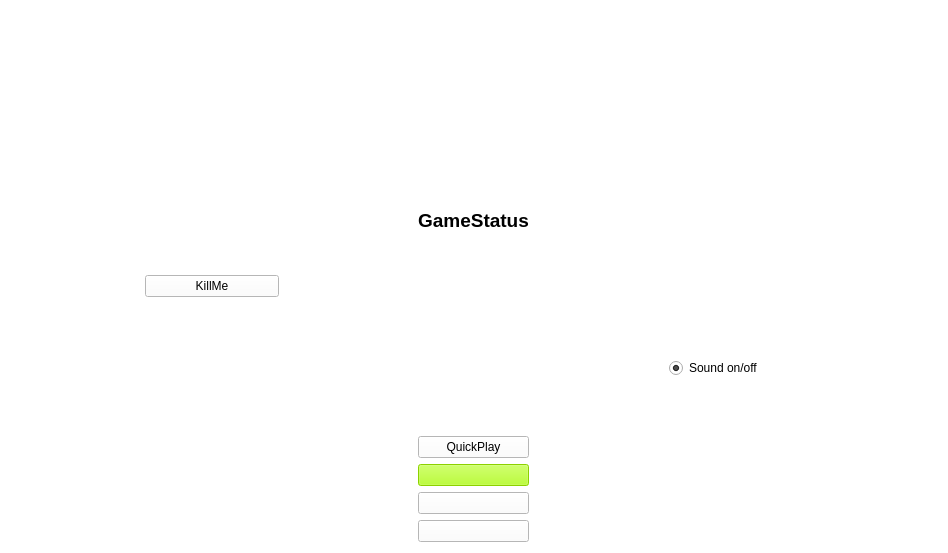
The window that mainmenu.ui (BetmanSmall/LittleGame) describes before a commit, drawn with Qt 5.
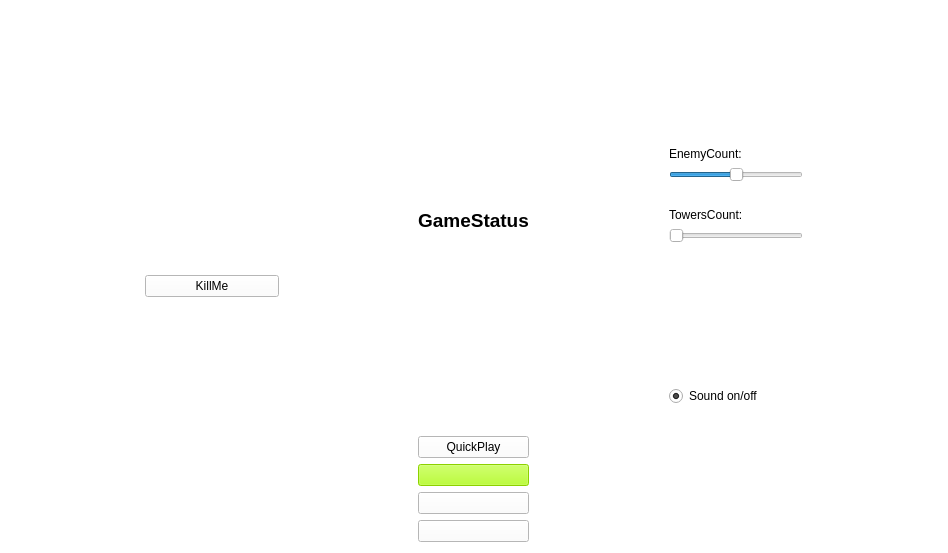
The same window after the commit. Icons and pictures are not drawn.

The edit to the form file:
```diff
--- a/mainmenu.ui
+++ b/mainmenu.ui
@@ -1023,6 +1023,26 @@
        </property>
       </spacer>
      </item>
+     <item>
+      <widget class="QLabel" name="label">
+       <property name="text">
+        <string>EnemyCount:</string>
+       </property>
+      </widget>
+     </item>
+     <item>
+      <widget class="QSlider" name="enemyCount">
+       <property name="maximum">
+        <number>32</number>
+       </property>
+       <property name="value">
+        <number>16</number>
+       </property>
+       <property name="orientation">
+        <enum>Qt::Horizontal</enum>
+       </property>
+      </widget>
+     </item>
      <item>
       <spacer name="horizontalSpacer_6">
        <property name="orientation">
@@ -1036,6 +1056,23 @@
        </property>
       </spacer>
      </item>
+     <item>
+      <widget class="QLabel" name="label_2">
+       <property name="text">
+        <string>TowersCount:</string>
+       </property>
+      </widget>
+     </item>
+     <item>
+      <widget class="QSlider" name="towersCount">
+       <property name="maximum">
+        <number>32</number>
+       </property>
+       <property name="orientation">
+        <enum>Qt::Horizontal</enum>
+       </property>
+      </widget>
+     </item>
      <item>
       <spacer name="verticalSpacer">
        <property name="orientation">
```
